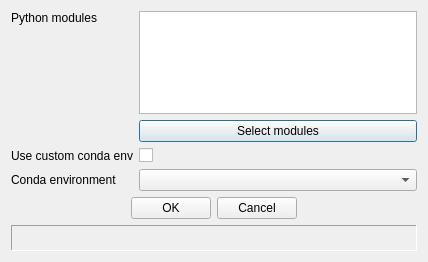
Before: the Qt Designer form ui/notebook_job_prop_win.ui in lunarc/gfxlauncher, drawn with Qt 5.
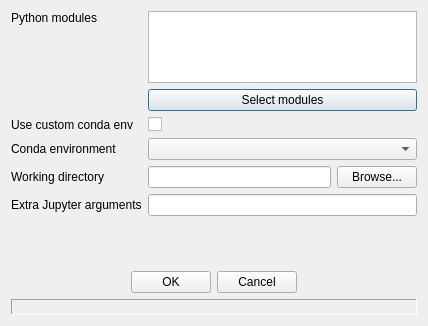
After: the same form once the commit is applied.

Diff of the .ui file:
```diff
--- a/ui/notebook_job_prop_win.ui
+++ b/ui/notebook_job_prop_win.ui
@@ -10,7 +10,7 @@
     <x>0</x>
     <y>0</y>
     <width>428</width>
-    <height>262</height>
+    <height>326</height>
    </rect>
   </property>
   <property name="windowTitle">
@@ -100,11 +100,55 @@
           </property>
          </widget>
         </item>
+        <item row="9" column="0">
+         <widget class="QLabel" name="working_dir_label">
+          <property name="text">
+           <string>Working directory</string>
+          </property>
+         </widget>
+        </item>
+        <item row="9" column="1">
+         <layout class="QHBoxLayout" name="working_dir_layout">
+          <item>
+           <widget class="QLineEdit" name="working_dir_edit"/>
+          </item>
+          <item>
+           <widget class="QPushButton" name="browse_dir_button">
+            <property name="text">
+             <string>Browse...</string>
+            </property>
+           </widget>
+          </item>
+         </layout>
+        </item>
+        <item row="10" column="0">
+         <widget class="QLabel" name="extra_args_label">
+          <property name="text">
+           <string>Extra Jupyter arguments</string>
+          </property>
+         </widget>
+        </item>
+        <item row="10" column="1">
+         <widget class="QLineEdit" name="extra_args_edit"/>
+        </item>
        </layout>
       </item>
      </layout>
     </widget>
    </item>
+   <item>
+    <spacer name="controlsButtonsSpacer">
+     <property name="orientation">
+      <enum>Qt::Vertical</enum>
+     </property>
+     <property name="sizeHint" stdset="0">
+      <size>
+       <width>20</width>
+       <height>16</height>
+      </size>
+     </property>
+    </spacer>
+   </item>
    <item>
     <layout class="QHBoxLayout" name="horizontalLayout">
      <item>
```
